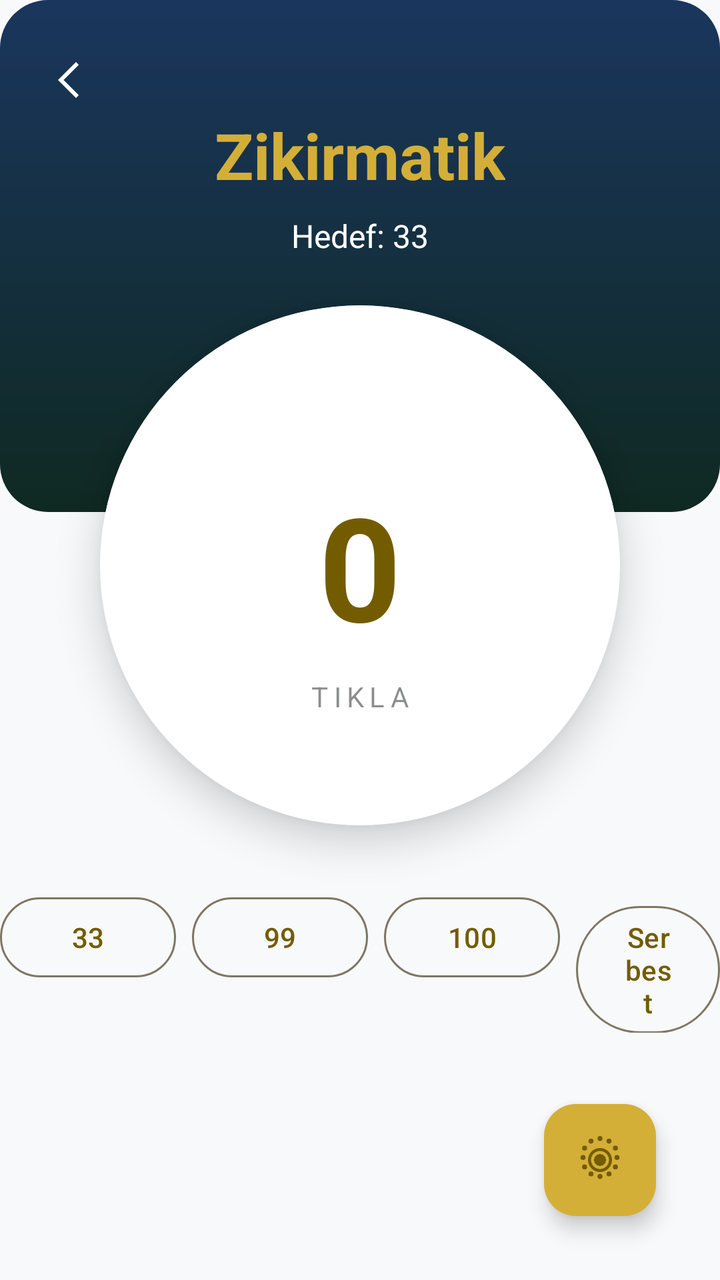
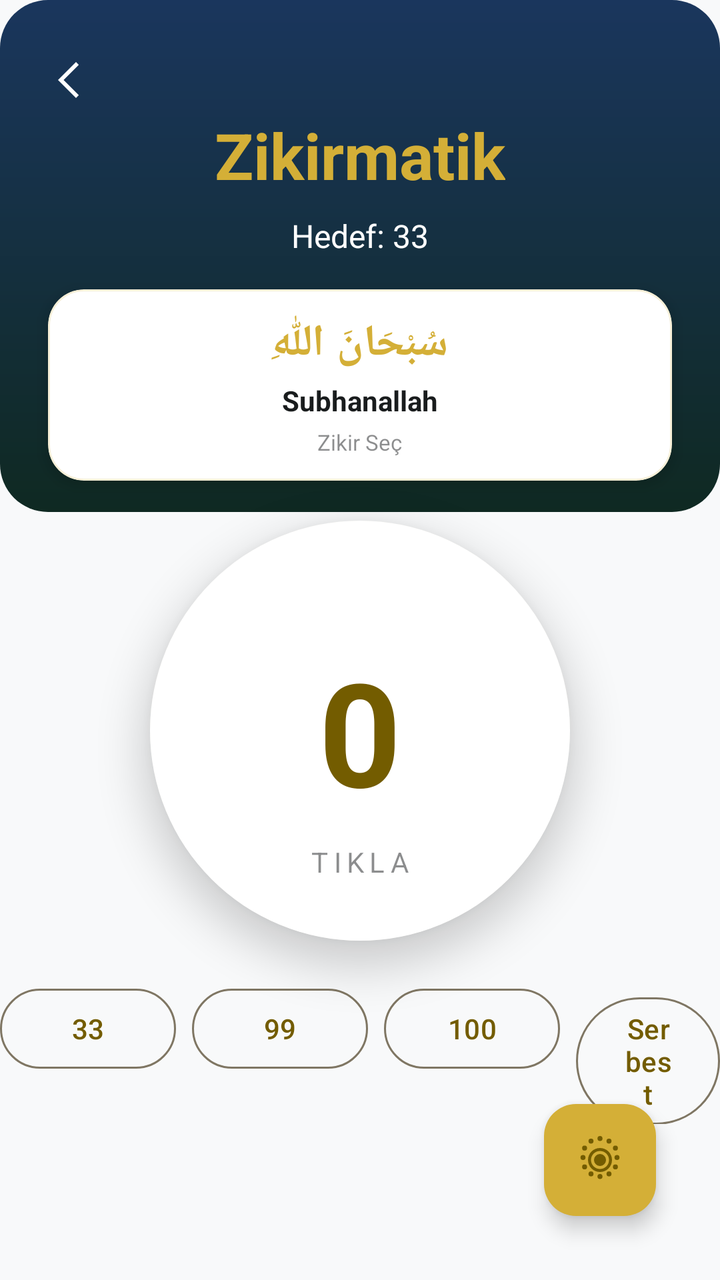

Two renders of the same Android screen: before a commit and after it. Below are the layout's source before the change and the commit's diff.
<!-- AndroidManifest.xml: activity theme Theme.Hilalim -->
<!-- res/layout/activity_zikirmatik.xml -->
<?xml version="1.0" encoding="utf-8"?>
<androidx.constraintlayout.widget.ConstraintLayout xmlns:android="http://schemas.android.com/apk/res/android"
    xmlns:app="http://schemas.android.com/apk/res-auto"
    xmlns:tools="http://schemas.android.com/tools"
    android:layout_width="match_parent"
    android:layout_height="match_parent"
    android:background="@color/neutral_bg">

    <View
        android:layout_width="match_parent"
        android:layout_height="0dp"
        android:background="@drawable/bg_dark_gradient_card"
        app:layout_constraintHeight_percent="0.4"
        app:layout_constraintTop_toTopOf="parent" />

    <ImageView
        android:id="@+id/btn_back"
        android:layout_width="48dp"
        android:layout_height="48dp"
        android:layout_margin="16dp"
        android:padding="12dp"
        android:src="@drawable/ic_back_arrow"
        app:layout_constraintStart_toStartOf="parent"
        app:layout_constraintTop_toTopOf="parent"
        app:tint="@color/white" />

    <TextView
        android:id="@+id/zikirmatik_title"
        android:layout_width="wrap_content"
        android:layout_height="wrap_content"
        android:layout_marginTop="56dp"
        android:text="@string/tool_zikirmatik"
        android:textColor="@color/secondary"
        android:textSize="32sp"
        android:textStyle="bold"
        app:layout_constraintEnd_toEndOf="parent"
        app:layout_constraintStart_toStartOf="parent"
        app:layout_constraintTop_toTopOf="parent" />

    
    <TextView
        android:id="@+id/txt_target"
        android:layout_width="wrap_content"
        android:layout_height="wrap_content"
        android:layout_marginTop="8dp"
        android:text="Hedef: 33"
        android:textColor="@color/white"
        android:textSize="16sp"
        app:layout_constraintEnd_toEndOf="parent"
        app:layout_constraintStart_toStartOf="parent"
        app:layout_constraintTop_toBottomOf="@id/zikirmatik_title" />

    <com.google.android.material.card.MaterialCardView
        android:id="@+id/counter_card"
        android:layout_width="260dp"
        android:layout_height="260dp"
        android:layout_marginTop="24dp"
        app:cardCornerRadius="130dp"
        app:cardElevation="12dp"
        app:strokeWidth="0dp"
        app:layout_constraintEnd_toEndOf="parent"
        app:layout_constraintStart_toStartOf="parent"
        app:layout_constraintTop_toBottomOf="@id/txt_target">

        <androidx.constraintlayout.widget.ConstraintLayout
            android:id="@+id/btn_count"
            android:layout_width="match_parent"
            android:layout_height="match_parent"
            android:background="@color/card_bg"
            android:clickable="true"
            android:focusable="true"
            android:foreground="?attr/selectableItemBackground">

            <TextView
                android:id="@+id/txt_count"
                android:layout_width="wrap_content"
                android:layout_height="wrap_content"
                android:text="0"
                android:textColor="@color/primary"
                android:textSize="72sp"
                android:textStyle="bold"
                app:layout_constraintBottom_toBottomOf="parent"
                app:layout_constraintEnd_toEndOf="parent"
                app:layout_constraintStart_toStartOf="parent"
                app:layout_constraintTop_toTopOf="parent" />

            <TextView
                android:layout_width="wrap_content"
                android:layout_height="wrap_content"
                android:layout_marginTop="8dp"
                android:text="@string/zikirmatik_tap"
                android:textColor="@color/text_muted"
                android:textSize="14sp"
                android:letterSpacing="0.2"
                app:layout_constraintEnd_toEndOf="parent"
                app:layout_constraintStart_toStartOf="parent"
                app:layout_constraintTop_toBottomOf="@id/txt_count" />

        </androidx.constraintlayout.widget.ConstraintLayout>
    </com.google.android.material.card.MaterialCardView>

    
    <LinearLayout
        android:id="@+id/target_container"
        android:layout_width="wrap_content"
        android:layout_height="wrap_content"
        android:layout_marginTop="32dp"
        android:orientation="horizontal"
        app:layout_constraintEnd_toEndOf="parent"
        app:layout_constraintStart_toStartOf="parent"
        app:layout_constraintTop_toBottomOf="@id/counter_card">

        <com.google.android.material.button.MaterialButton
            android:id="@+id/btn_target_33"
            style="@style/Widget.Material3.Button.OutlinedButton"
            android:layout_width="wrap_content"
            android:layout_height="wrap_content"
            android:text="33" />

        <com.google.android.material.button.MaterialButton
            android:id="@+id/btn_target_99"
            style="@style/Widget.Material3.Button.OutlinedButton"
            android:layout_width="wrap_content"
            android:layout_height="wrap_content"
            android:layout_marginStart="8dp"
            android:text="99" />

        <com.google.android.material.button.MaterialButton
            android:id="@+id/btn_target_100"
            style="@style/Widget.Material3.Button.OutlinedButton"
            android:layout_width="wrap_content"
            android:layout_height="wrap_content"
            android:layout_marginStart="8dp"
            android:text="100" />

        <com.google.android.material.button.MaterialButton
            android:id="@+id/btn_target_free"
            style="@style/Widget.Material3.Button.OutlinedButton"
            android:layout_width="wrap_content"
            android:layout_height="wrap_content"
            android:layout_marginStart="8dp"
            android:text="@string/target_free" />
    </LinearLayout>

    <com.google.android.material.floatingactionbutton.FloatingActionButton
        android:id="@+id/btn_reset"
        android:layout_width="wrap_content"
        android:layout_height="wrap_content"
        android:layout_marginEnd="32dp"
        android:layout_marginBottom="32dp"
        android:src="@drawable/ic_touch"
        app:backgroundTint="@color/secondary"
        app:layout_constraintBottom_toBottomOf="parent"
        app:layout_constraintEnd_toEndOf="parent"
        app:tint="@color/primary" />

</androidx.constraintlayout.widget.ConstraintLayout>
<!-- resources referenced by this layout -->
<resources>
  <color name="card_bg">@color/white</color>
  <color name="neutral_bg">@color/md_theme_light_background</color>
  <color name="primary">@color/md_theme_light_primary</color>
  <color name="secondary">@color/sacred_gold</color>
  <color name="text_muted">#80191C1D</color>
  <color name="white">#FFFFFFFF</color>
  <!-- drawable bg_dark_gradient_card (drawable) -->
  <?xml version="1.0" encoding="utf-8"?>
  <shape xmlns:android="http://schemas.android.com/apk/res/android">
      
      <gradient
          android:startColor="#1A365D"
          android:endColor="#0F2922"
          android:angle="270" />
      <corners android:radius="24dp" />
  </shape>
  <!-- drawable ic_back_arrow (drawable) -->
  <vector xmlns:android="http://schemas.android.com/apk/res/android"
      android:width="24dp"
      android:height="24dp"
      android:viewportWidth="960"
      android:viewportHeight="960"
      android:autoMirrored="true"
      android:tint="?attr/colorControlNormal">
    <path
        android:fillColor="@android:color/white"
        android:pathData="M400,840L40,480L400,120L456,176L152,480L456,784L400,840Z"/>
  </vector>
  <string name="target_free">Serbest</string>
  <string name="tool_zikirmatik">Zikirmatik</string>
  <string name="zikirmatik_tap">TIKLA</string>
  <style name="Theme.Hilalim" parent="Base.Theme.Hilalim" />
  <color name="md_theme_light_background">#F8F9FA</color>
  <color name="md_theme_light_primary">#735C00</color>
  <color name="sacred_gold">#D4AF37</color>
  <color name="md_theme_light_onPrimary">#FFFFFF</color>
  <color name="md_theme_light_primaryContainer">#D4AF37</color>
  <color name="md_theme_light_onPrimaryContainer">#554300</color>
  <color name="md_theme_light_secondary">#5E5F5C</color>
  <color name="md_theme_light_onSecondary">#FFFFFF</color>
  <color name="md_theme_light_secondaryContainer">#E0E0DC</color>
  <color name="md_theme_light_onSecondaryContainer">#626360</color>
  <color name="md_theme_light_tertiary">#5F5F56</color>
  <color name="md_theme_light_onTertiary">#FFFFFF</color>
  <color name="md_theme_light_tertiaryContainer">#B4B3A8</color>
  <color name="md_theme_light_onTertiaryContainer">#45453D</color>
  <color name="md_theme_light_surface">#F8F9FA</color>
  <color name="md_theme_light_onSurface">#191C1D</color>
  <color name="md_theme_light_surfaceVariant">#E1E3E4</color>
  <color name="md_theme_light_onSurfaceVariant">#4D4635</color>
  <color name="md_theme_light_outline">#7F7663</color>
  <color name="md_theme_light_inverseSurface">#2E3132</color>
  <color name="md_theme_light_inverseOnSurface">#EFF1F2</color>
  <color name="md_theme_light_error">#BA1A1A</color>
  <color name="md_theme_light_onError">#FFFFFF</color>
  <color name="md_theme_light_errorContainer">#FFDAD6</color>
  <color name="md_theme_light_onErrorContainer">#93000A</color>
  <!-- unchanged entries left out for length: 2 -->
</resources>

<!-- the commit's change to res/layout/activity_zikirmatik.xml (unified diff, before → after) -->
@@ -50,17 +50,74 @@
         app:layout_constraintStart_toStartOf="parent"
         app:layout_constraintTop_toBottomOf="@id/zikirmatik_title" />
 
+    
+    <com.google.android.material.card.MaterialCardView
+        android:id="@+id/card_select_zikir"
+        android:layout_width="0dp"
+        android:layout_height="wrap_content"
+        android:layout_marginHorizontal="24dp"
+        android:layout_marginTop="16dp"
+        android:clickable="true"
+        android:focusable="true"
+        app:cardBackgroundColor="@color/card_bg"
+        app:cardCornerRadius="18dp"
+        app:cardElevation="4dp"
+        app:strokeColor="@color/card_stroke"
+        app:strokeWidth="1dp"
+        app:layout_constraintEnd_toEndOf="parent"
+        app:layout_constraintStart_toStartOf="parent"
+        app:layout_constraintTop_toBottomOf="@id/txt_target">
+
+        <LinearLayout
+            android:layout_width="match_parent"
+            android:layout_height="wrap_content"
+            android:gravity="center"
+            android:orientation="vertical"
+            android:paddingHorizontal="16dp"
+            android:paddingVertical="12dp">
+
+            <TextView
+                android:id="@+id/txt_zikir_ar"
+                android:layout_width="match_parent"
+                android:layout_height="wrap_content"
+                android:gravity="center"
+                android:text="سُبْحَانَ اللّٰهِ"
+                android:textColor="@color/secondary"
+                android:textSize="22sp"
+                android:textStyle="bold" />
+
+            <TextView
+                android:id="@+id/txt_zikir_tr"
+                android:layout_width="match_parent"
+                android:layout_height="wrap_content"
+                android:layout_marginTop="4dp"
+                android:gravity="center"
+                android:text="Subhanallah"
+                android:textColor="@color/text_primary"
+                android:textSize="14sp"
+                android:textStyle="bold" />
+
+            <TextView
+                android:layout_width="wrap_content"
+                android:layout_height="wrap_content"
+                android:layout_marginTop="4dp"
+                android:text="@string/select_zikir_title"
+                android:textColor="@color/text_muted"
+                android:textSize="11sp" />
+        </LinearLayout>
+    </com.google.android.material.card.MaterialCardView>
+
     <com.google.android.material.card.MaterialCardView
         android:id="@+id/counter_card"
-        android:layout_width="260dp"
-        android:layout_height="260dp"
-        android:layout_marginTop="24dp"
-        app:cardCornerRadius="130dp"
+        android:layout_width="210dp"
+        android:layout_height="210dp"
+        android:layout_marginTop="20dp"
+        app:cardCornerRadius="105dp"
         app:cardElevation="12dp"
         app:strokeWidth="0dp"
         app:layout_constraintEnd_toEndOf="parent"
         app:layout_constraintStart_toStartOf="parent"
-        app:layout_constraintTop_toBottomOf="@id/txt_target">
+        app:layout_constraintTop_toBottomOf="@id/card_select_zikir">
 
         <androidx.constraintlayout.widget.ConstraintLayout
             android:id="@+id/btn_count"
@@ -104,7 +161,7 @@
         android:id="@+id/target_container"
         android:layout_width="wrap_content"
         android:layout_height="wrap_content"
-        android:layout_marginTop="32dp"
+        android:layout_marginTop="20dp"
         android:orientation="horizontal"
         app:layout_constraintEnd_toEndOf="parent"
         app:layout_constraintStart_toStartOf="parent"
<!-- resource entries referenced after the edit -->
@@ -1,10 +1,12 @@
 <!-- resources referenced by this layout -->
 <resources>
   <color name="card_bg">@color/white</color>
+  <color name="card_stroke">#33D4AF37</color>
   <color name="neutral_bg">@color/md_theme_light_background</color>
   <color name="primary">@color/md_theme_light_primary</color>
   <color name="secondary">@color/sacred_gold</color>
   <color name="text_muted">#80191C1D</color>
+  <color name="text_primary">@color/md_theme_light_onSurface</color>
   <color name="white">#FFFFFFFF</color>
   <!-- drawable bg_dark_gradient_card (drawable) -->
   <?xml version="1.0" encoding="utf-8"?>
@@ -28,6 +30,7 @@
         android:fillColor="@android:color/white"
         android:pathData="M400,840L40,480L400,120L456,176L152,480L456,784L400,840Z"/>
   </vector>
+  <string name="select_zikir_title">Zikir Seç</string>
   <string name="target_free">Serbest</string>
   <string name="tool_zikirmatik">Zikirmatik</string>
   <string name="zikirmatik_tap">TIKLA</string>
